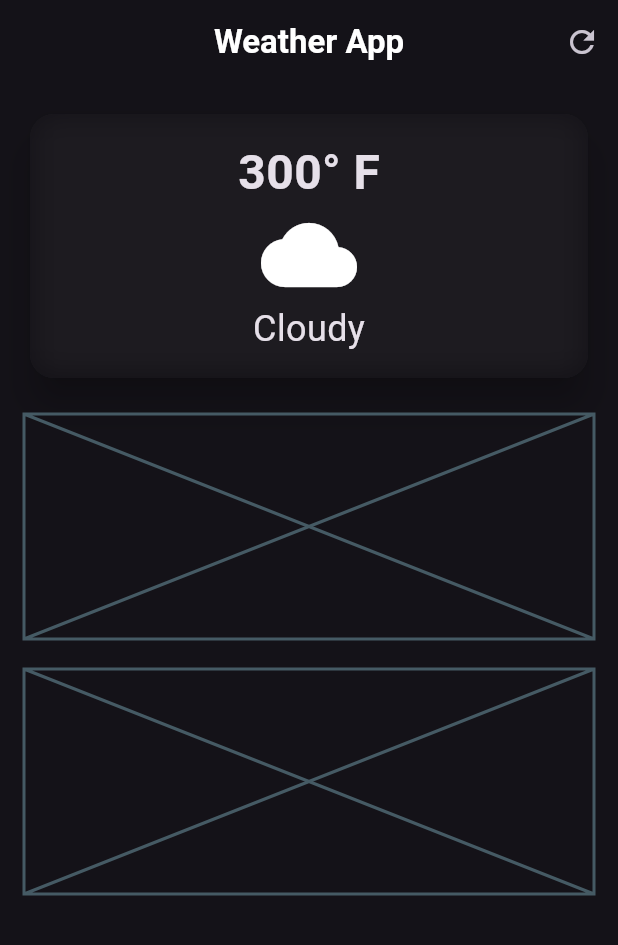
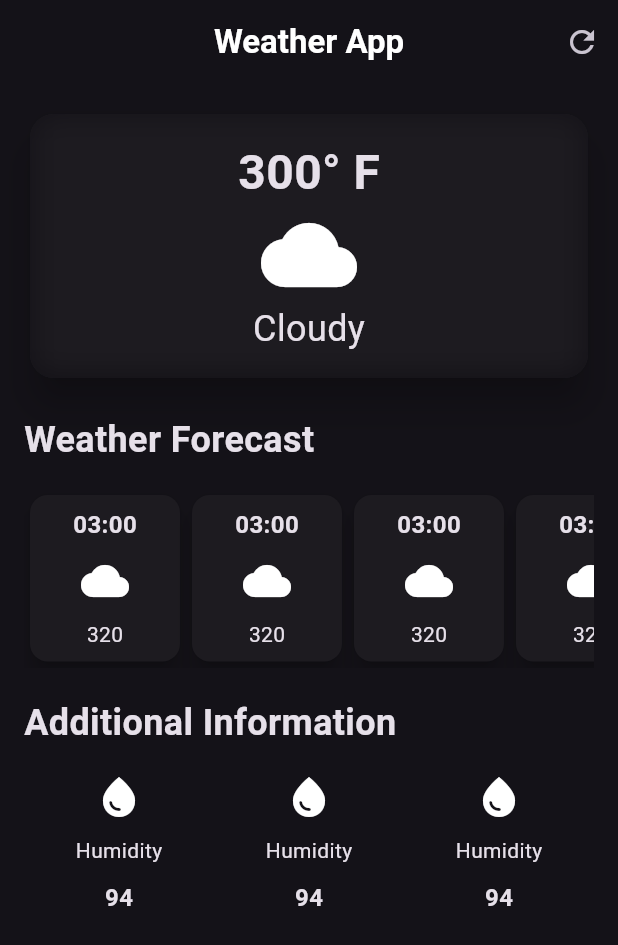
Before and after one commit to thelordzeus/weather_app, a Flutter app: the screen it shows after launch, on a phone screen of 412 x 824 dp. Shown: the top 945 px of the screen. Run offline on Flutter 3.47's test engine with Material 3 defaults, Android fonts, the phone set to English and light mode, and no system bars.

Commit message:
feat: added additional information component widget

```diff
--- /dev/null
+++ b/lib/additional_info_item.dart
@@ -0,0 +1,30 @@
+import 'package:flutter/material.dart';
+
+class AdditionalInfoitem extends StatelessWidget {
+  const AdditionalInfoitem({
+    super.key,
+  });
+
+  @override
+  Widget build(BuildContext context) {
+    return const Column(
+      children: [
+        Icon(Icons.water_drop, size: 32),
+        SizedBox(
+          height: 10,
+        ),
+        Text(
+          'Humidity',
+          style: TextStyle(),
+        ),
+        SizedBox(
+          height: 10,
+        ),
+        Text(
+          '94',
+          style: TextStyle(fontSize: 16, fontWeight: FontWeight.bold),
+        )
+      ],
+    );
+  }
+}
--- /dev/null
+++ b/lib/weather_forecast_item.dart
@@ -0,0 +1,37 @@
+import 'package:flutter/material.dart';
+
+class HourlyForecastItem extends StatelessWidget {
+  const HourlyForecastItem({super.key});
+
+  @override
+  Widget build(BuildContext context) {
+    return Card(
+      elevation: 6,
+      child: Container(
+        width: 100,
+        decoration: BoxDecoration(
+          borderRadius: BorderRadius.circular(16),
+        ),
+        padding: const EdgeInsets.all(8.0),
+        child: const Column(
+          children: [
+            Text(
+              '03:00',
+              style: TextStyle(fontSize: 16, fontWeight: FontWeight.bold),
+            ),
+            SizedBox(
+              height: 10,
+            ),
+            Icon(Icons.cloud, size: 32),
+            SizedBox(
+              height: 10,
+            ),
+            Text(
+              '320',
+            ),
+          ],
+        ),
+      ),
+    );
+  }
+}
--- a/lib/weather_screen.dart
+++ b/lib/weather_screen.dart
@@ -2,8 +2,11 @@ import 'dart:ui';
 
 import 'package:flutter/cupertino.dart';
 import 'package:flutter/material.dart';
+import 'package:flutter/painting.dart';
 import 'package:flutter/rendering.dart';
 import 'package:flutter/widgets.dart';
+import 'package:weather_app/additional_info_item.dart';
+import 'package:weather_app/weather_forecast_item.dart';
 
 class WeatherScreen extends StatelessWidget {
   const WeatherScreen({super.key});
@@ -29,6 +32,7 @@ class WeatherScreen extends StatelessWidget {
       body: Padding(
         padding: const EdgeInsets.all(16.0),
         child: Column(
+          crossAxisAlignment: CrossAxisAlignment.start,
           children: [
             // main card
             SizedBox(
@@ -64,19 +68,48 @@ class WeatherScreen extends StatelessWidget {
                 ),
               ),
             ),
-            SizedBox(
+            const SizedBox(
               height: 20,
             ),
-            // weather forecast card
-            Placeholder(
-              fallbackHeight: 150,
+            const Text(
+              'Weather Forecast',
+              style: TextStyle(fontSize: 24, fontWeight: FontWeight.bold),
             ),
-            SizedBox(
+            const SizedBox(
+              height: 16,
+            ),
+            const SingleChildScrollView(
+              scrollDirection: Axis.horizontal,
+              child: Row(
+                children: [
+                  HourlyForecastItem(),
+                  HourlyForecastItem(),
+                  HourlyForecastItem(),
+                  HourlyForecastItem(),
+                  HourlyForecastItem(),
+                  HourlyForecastItem(),
+                ],
+              ),
+            ),
+            const SizedBox(
               height: 20,
             ),
+            const Text(
+              'Additional Information',
+              style: TextStyle(fontSize: 24, fontWeight: FontWeight.bold),
+            ),
             // additional Information
-            Placeholder(
-              fallbackHeight: 150,
+            const SizedBox(
+              height: 16,
+            ),
+            const Row(
+              //! a very important property to align the children evenly
+              mainAxisAlignment: MainAxisAlignment.spaceAround,
+              children: [
+                AdditionalInfoitem(),
+                AdditionalInfoitem(),
+                AdditionalInfoitem(),
+              ],
             )
           ],
         ),
```
